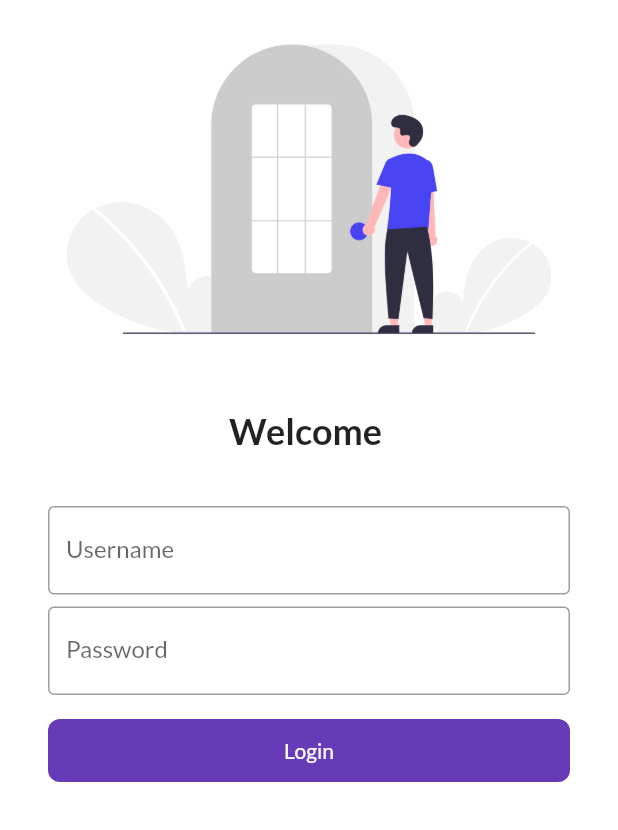
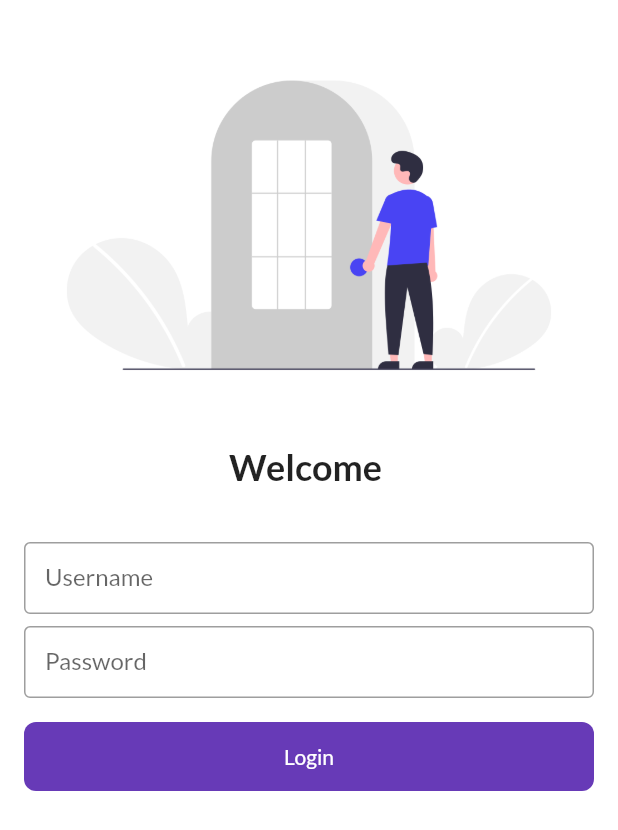
Before and after one commit to mukeshkumar7470/LearningFlutter, a Flutter app: the screen it shows after launch, on a phone screen of 412 x 824 dp. Shown: the top 830 px of the screen. Run offline on Flutter 3.47's test engine with Material 2 defaults, Android fonts, the phone set to English and light mode, and no system bars; our stand-ins replace google_fonts.

```diff
--- a/lib/pages/statefull_login_page.dart
+++ b/lib/pages/statefull_login_page.dart
@@ -14,44 +14,71 @@ class _LoginPage3State extends State<LoginPage3> {
   TextEditingController passwordController = TextEditingController();
   String name = "";
   bool changeBtn = false;
+  final _formKey = GlobalKey<FormState>();
+  moveToHome(BuildContext context) async {
+    if (_formKey.currentState!.validate()) {
+      setState(() {
+        changeBtn = true;
+      });
+      await Future.delayed(Duration(seconds: 1));
+      await Navigator.pushNamed(context, MyRoutes.homeRoute);
+      setState(() {
+        changeBtn = false;
+      });
+    }
+  }
 
   @override
   Widget build(BuildContext context) {
     return Material(
       color: Colors.white,
       child: SingleChildScrollView(
+        child: Form(
+          key: _formKey,
           child: Column(
             children: [
+              const SizedBox(
+                height: 24.0,
+              ),
+
               Image.asset(
                 "assets/images/login_image.png",
                 fit: BoxFit.cover,
               ),
-            SizedBox(
+              const SizedBox(
                 height: 12.0,
               ),
               Padding(
                 padding: const EdgeInsets.symmetric(vertical: 8.0,horizontal: 24.0),
                 child: Text("Welcome $name",
-                style: TextStyle(
+                  style: const TextStyle(
                     fontSize: 24,
                     fontWeight: FontWeight.bold,
                   ),
                 ),
               ),
-            SizedBox(
+              const SizedBox(
                 height: 12.0,
               ),
               Padding(
-              padding: const EdgeInsets.symmetric(vertical: 16.0, horizontal: 32.0),
+                padding: const EdgeInsets.symmetric(vertical: 16.0, horizontal: 16.0),
                 child: Column(
                   children: [
                     TextFormField(
                       controller: usernameController,
-                    decoration: InputDecoration(
+                      decoration: const InputDecoration(
                           border: OutlineInputBorder(),
                           hintText: "Enter Username",
-                        labelText: "Username"
+                          labelText: "Username",
+                          contentPadding: EdgeInsets.fromLTRB(14, 14, 14, 0),// control your hints text size
                       ),
+                      validator: (value) {
+                        if (value!.isEmpty) {
+                          return "Username cannot be empty";
+                        }
+
+                        return null;
+                      },
                       onChanged: (value){
                         name = value;
                         setState(() {
@@ -59,39 +86,43 @@ class _LoginPage3State extends State<LoginPage3> {
                         });
                       },
                     ),
-                  SizedBox(
+                    const SizedBox(
                       height: 8.0,
                     ),
                     TextFormField(
                       obscureText: true,
                       controller: passwordController,
-                    decoration: InputDecoration(
+                      decoration: const InputDecoration(
                           border: OutlineInputBorder(),
                           hintText: "Enter Password",
-                        labelText: "Password"
+                          labelText: "Password",
+                          contentPadding: EdgeInsets.fromLTRB(14, 14, 14, 0),// control your hints text size
                       ),
+                      validator: (value) {
+                        if (value!.isEmpty) {
+                          return "Password Cannot be empty";
+                        } else if (value.length < 6) {
+                          return "Password length should be atleast";
+                        }
+
+                        return null;
+                      },
                     ),
                   ],
                 ),
               ),
 
               Padding(
-              padding: const EdgeInsets.symmetric(vertical: 0.0, horizontal: 32.0),
+                padding: const EdgeInsets.symmetric(vertical: 0.0, horizontal: 16.0),
                 child: InkWell(
-                onTap: () async {
-                  setState(() {
-                    changeBtn = true;
-                  });
-                  await Future.delayed(Duration(seconds: 1));
-                  Navigator.pushNamed(context, MyRoutes.homeRoute);
-                },
+                  onTap: () => moveToHome(context),
                   child: AnimatedContainer(
                     duration: Duration(seconds: 1),
                     width: changeBtn? 50 : double.maxFinite, //for match_parent
-                  height: 42,
+                    height: 46,
                     alignment: Alignment.center,
-                  child: changeBtn? Icon(Icons.done,
-                  color: Colors.white,) : Text(
+                    child: changeBtn? const Icon(Icons.done,
+                    color: Colors.white,) : const Text(
                       "Login",
                       style: TextStyle(
                         color: Colors.white,
@@ -136,12 +167,13 @@ class _LoginPage3State extends State<LoginPage3> {
                   ),
                 ),
               ),*/
-            SizedBox(
+              const SizedBox(
                 height: 24.0,
               ),
             ],
           ),
         ),
+      ),
     );
   }
 }
```
Lines whose indentation alone changed are shown as unchanged.
